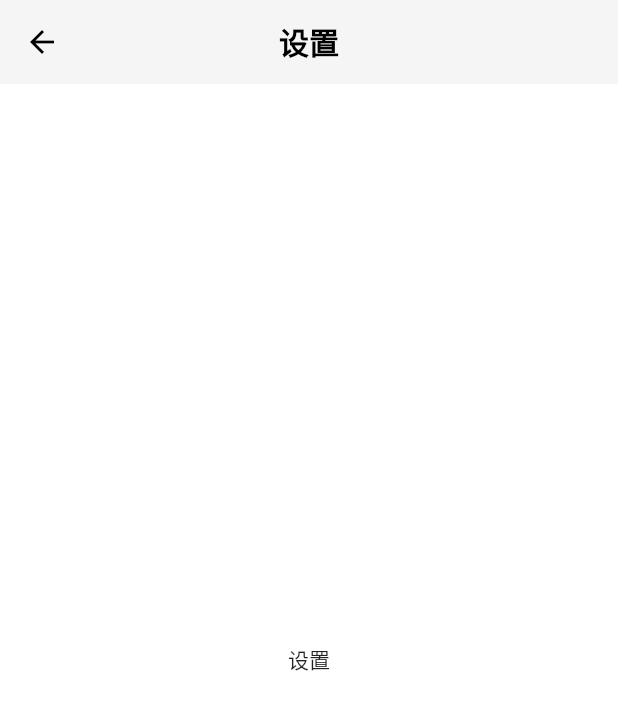
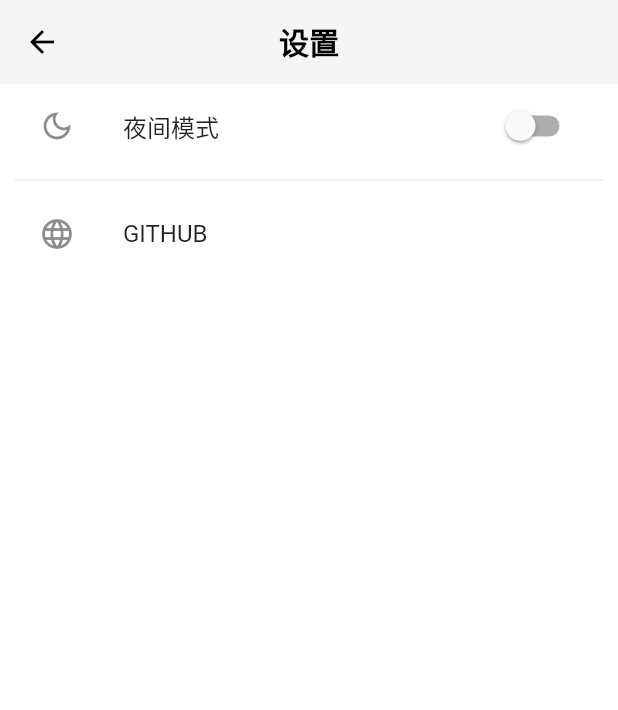
Before and after one commit to zrjcoder/flutter_first_practices, a Flutter app: the SettingsScreenSmall screen opened directly, on a phone screen of 412 x 824 dp. Shown: the top 710 px of the screen. Run offline on Flutter 3.47's test engine with Material 3 defaults, Android fonts, the phone set to English and light mode, and no system bars; our stand-ins replace auto_route, flutter_riverpod, riverpod_annotation, shared_preferences; accounts and stored records are empty; generated files the repository leaves out were written again.

Commit message:
feat: 增加夜间模式功能

```diff
--- a/lib/main.dart
+++ b/lib/main.dart
@@ -1,9 +1,11 @@
 import 'package:flutter/material.dart';
 import 'package:flutter_application_hello/src/app.dart';
+import 'package:flutter_application_hello/src/common/common.dart';
 import 'package:flutter_riverpod/flutter_riverpod.dart';
 
 void main() async {
   WidgetsFlutterBinding.ensureInitialized();
+  LocalStorage();
 
   runApp(ProviderScope(child: MyApp()));
 }
--- /dev/null
+++ b/lib/src/common/application/application.dart
@@ -0,0 +1 @@
+export 'services/services.dart';
--- /dev/null
+++ b/lib/src/common/application/services/services.dart
@@ -0,0 +1 @@
+export 'current_app_theme_services.dart';
--- a/lib/src/common/common.dart
+++ b/lib/src/common/common.dart
@@ -1,3 +1,5 @@
 export 'presentation/presentation.dart';
 export 'extensions/extensions.dart';
-export "router/app_router.dart";
+export 'router/app_router.dart';
+export 'data/data.dart';
+export 'constants/constants.dart';
--- /dev/null
+++ b/lib/src/common/constants/constants.dart
@@ -0,0 +1 @@
+export 'shared_preferences_key.dart';
--- /dev/null
+++ b/lib/src/common/constants/shared_preferences_key.dart
@@ -0,0 +1 @@
+String get isDarkModeKey => 'isDarkMode';
--- /dev/null
+++ b/lib/src/common/data/data.dart
@@ -0,0 +1 @@
+export 'local/local_storage.dart';
--- a/lib/src/common/extensions/context_extensions.dart
+++ b/lib/src/common/extensions/context_extensions.dart
@@ -9,4 +9,7 @@ extension BuildContextExtensions on BuildContext {
       screenSize.width >= 800 && screenSize.width <= 1200;
 
   bool get isLargeScreen => screenSize.width > 800 && !isMediumScreen;
+
+  bool get isPlatformDarkThemed =>
+      MediaQuery.platformBrightnessOf(this) == Brightness.dark;
 }
--- /dev/null
+++ b/lib/src/common/presentation/notifiers/current_app_theme/current_app_theme_notifier.dart
@@ -0,0 +1,39 @@
+import 'package:flutter/material.dart';
+import 'package:flutter_application_hello/src/common/application/services/current_app_theme_services.dart';
+import 'package:riverpod_annotation/riverpod_annotation.dart';
+
+part 'current_app_theme_notifier.g.dart';
+
+// dart run build_runner watch
+
+@riverpod
+class CurrentAppThemeNotifier extends _$CurrentAppThemeNotifier {
+  late CurrentAppThemeServices _currentAppThemeService;
+
+  CurrentAppThemeNotifier() : super();
+
+  Future<void> updateCurrentAppTheme(bool isDarkMode) async {
+    final success =
+        await _currentAppThemeService.setCurrentAppTheme(isDarkMode);
+
+    if (success) {
+      state = AsyncValue.data(
+        isDarkMode ? CurrentAppTheme.dark : CurrentAppTheme.light,
+      );
+    }
+  }
+
+  @override
+  Future<CurrentAppTheme> build() async {
+    _currentAppThemeService = ref.read(currentAppThemeServicesProvider);
+    return _currentAppThemeService.getCurrentAppTheme();
+  }
+}
+
+enum CurrentAppTheme {
+  light(ThemeMode.light),
+  dark(ThemeMode.dark);
+
+  final ThemeMode themeMode;
+  const CurrentAppTheme(this.themeMode);
+}
--- /dev/null
+++ b/lib/src/common/presentation/notifiers/notifiers.dart
@@ -0,0 +1 @@
+export "current_app_theme/current_app_theme_notifier.dart";
--- a/lib/src/common/presentation/presentation.dart
+++ b/lib/src/common/presentation/presentation.dart
@@ -1,2 +1,4 @@
 export 'ui/ui.dart';
 export 'theme/theme_config.dart';
+export "notifiers/notifiers.dart";
+export 'providers/providers.dart';
--- /dev/null
+++ b/lib/src/common/presentation/providers/shared_preferences_provider.dart
@@ -0,0 +1 @@
+export 'shared_preferences_provider.dart';
--- a/lib/src/features/settings/presentation/ui/screens/settings_screen_small.dart
+++ b/lib/src/features/settings/presentation/ui/screens/settings_screen_small.dart
@@ -11,6 +11,26 @@ class SettingsScreenSmall extends ConsumerStatefulWidget {
 }
 
 class _SettingsScreenSmallState extends ConsumerState<SettingsScreenSmall> {
+  List<Map<String, dynamic>> items = [];
+
+  @override
+  void initState() {
+    super.initState();
+
+    items = [
+      {
+        'icon': Icons.dark_mode_outlined,
+        'title': '夜间模式',
+        'function': null,
+      },
+      {
+        'icon': Icons.language_outlined,
+        'title': 'GITHUB',
+        'function': () {},
+      },
+    ];
+  }
+
   @override
   Widget build(BuildContext context) {
     return Scaffold(
@@ -20,9 +40,65 @@ class _SettingsScreenSmallState extends ConsumerState<SettingsScreenSmall> {
               title: const Text('设置'),
             )
           : null,
-      body: const Center(
-        child: Text('设置'),
+      body: Column(
+        children: [
+          if (!context.isSmallScreen)
+            const SizedBox(
+              height: 30,
+            ),
+          ListView.separated(
+            padding: const EdgeInsets.symmetric(horizontal: 10),
+            shrinkWrap: true,
+            physics: const NeverScrollableScrollPhysics(),
+            itemCount: items.length,
+            itemBuilder: (BuildContext context, int index) {
+              if (items[index]['title'] == "夜间模式") {
+                if (context.isPlatformDarkThemed) {
+                  return const SizedBox.shrink();
+                }
+                return _ThemeSwitch(
+                  icon: items[index]['icon'] as IconData,
+                  title: items[index]['title'] as String,
+                );
+              }
+              return ListTile(
+                onTap: items[index]['function'] as Function(),
+                leading: Icon(items[index]['icon'] as IconData),
+                title: Text(items[index]['title'] as String),
+              );
+            },
+            separatorBuilder: (BuildContext context, int index) {
+              return const Divider();
+            },
+          ),
+        ],
       ),
     );
   }
 }
+
+class _ThemeSwitch extends ConsumerWidget {
+  final IconData icon;
+  final String title;
+
+  const _ThemeSwitch({
+    required this.icon,
+    required this.title,
+  });
+
+  @override
+  Widget build(BuildContext context, WidgetRef ref) {
+    final currentAppTheme = ref.watch(currentAppThemeNotifierProvider);
+
+    return SwitchListTile(
+      title: Text(title),
+      value: currentAppTheme.value == CurrentAppTheme.dark,
+      onChanged: (isDarkMode) {
+        ref
+            .read(currentAppThemeNotifierProvider.notifier)
+            .updateCurrentAppTheme(isDarkMode);
+      },
+      secondary: Icon(icon),
+    );
+  }
+}
--- a/pubspec.yaml
+++ b/pubspec.yaml
@@ -17,6 +17,7 @@ dependencies:
   riverpod_annotation: ^2.3.3
   auto_route: ^7.8.4
   flutter_lints: ^3.0.1
+  shared_preferences: ^2.2.2
 
 dev_dependencies:
   flutter_test:
```
Also changed, not shown: lib/src/app.dart (+14 -2 lines), lib/src/common/application/services/current_app_theme_services.dart (added, +27 -0 lines), lib/src/common/data/local/local_storage.dart (added, +19 -0 lines), lib/src/common/presentation/providers/providers.dart (added, +7 -0 lines), lib/src/common/constants/strings.dart (added), lib/src/common/presentation/notifiers/current_app_theme/current_app_theme_notifier.g.dart (added), pubspec.lock, 1 other file.
